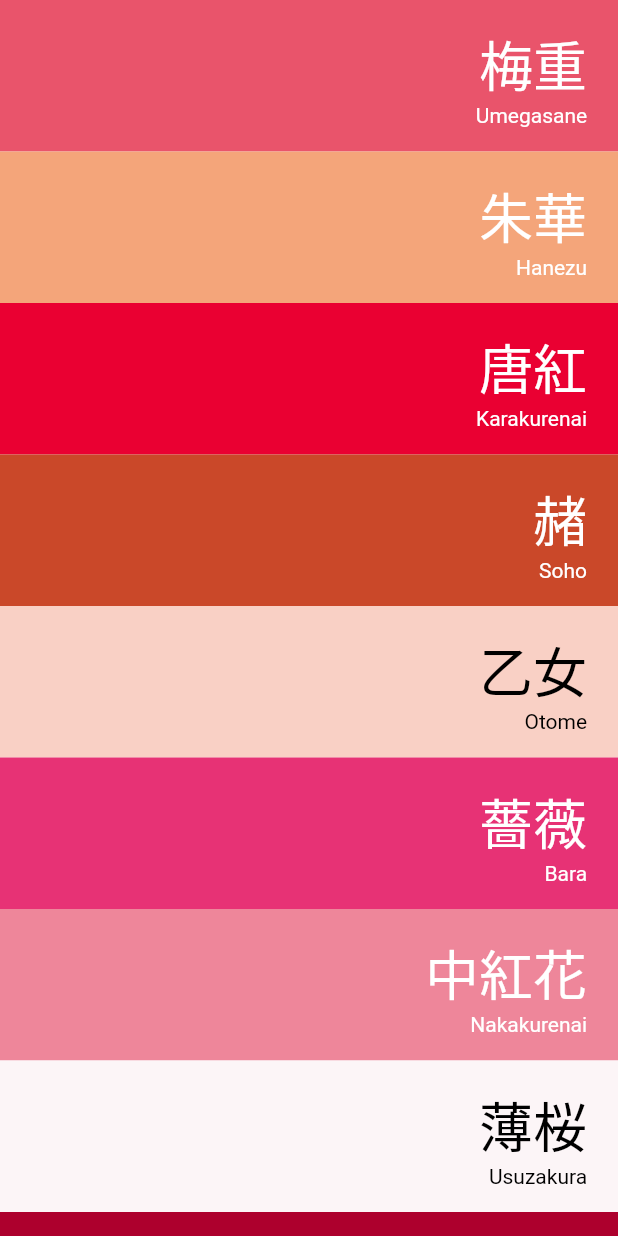
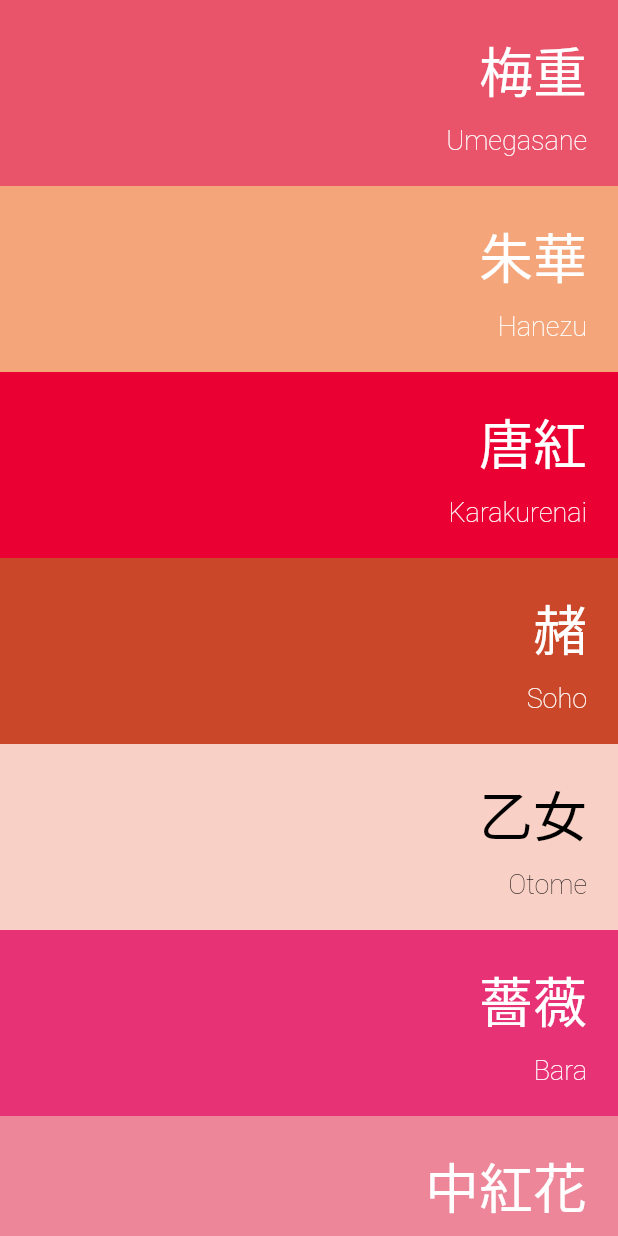
Before and after one commit to El-Chiang/nippon_colors, a Flutter app: the screen it shows after launch, after a tap on "珊瑚", on a phone screen of 412 x 824 dp. Run offline on Flutter 3.47's test engine with Material 2 defaults, Android fonts, the phone set to English and light mode, and no system bars; our stand-ins replace event_bus; missing offline and left inert: flutter_circular_chart; Roboto replaces fonts that are missing (Mincho); statements that could not run were skipped.

Commit message:
微调布局 更新了README

```diff
--- a/lib/pages/home_page.dart
+++ b/lib/pages/home_page.dart
@@ -40,12 +40,14 @@ class _HomePageState extends State<HomePage> {
 
   void initState() {
     super.initState();
+    if (this.mounted) {
       setState(() {
         colors = allColors;
         colorCount = allColors.length;
         colorIndex = Random().nextInt(colorCount - 1); // 随机产生一个颜色编号
         nipponColor = NipponColor.fromMap(colors[colorIndex]); // 实例化NipponColor
       });
+    }
     eventBus.on<UpdateColorEvent>().listen((UpdateColorEvent data) {
       if (this.mounted) {
         setState(() {
@@ -80,6 +82,7 @@ class _HomePageState extends State<HomePage> {
   @override
   Widget build(BuildContext context) {
     final Size screenSize = MediaQuery.of(context).size;
+    final double divideH = screenSize.width * 0.012;
     return GestureDetector(
       onTap: _handleTapScreen,
       child: Scaffold(
@@ -102,15 +105,18 @@ class _HomePageState extends State<HomePage> {
                 mainAxisAlignment: MainAxisAlignment.end,
                 crossAxisAlignment: CrossAxisAlignment.start,
                 children: <Widget>[
-                  RGBCircularChart(nipponColor),
-                  CMYKCircularChart(nipponColor),
+                  RGBCircularChart(nipponColor), // RGB环状图
+                  SizedBox(height: divideH),
+                  CMYKCircularChart(nipponColor), // CMYK环状图
                   Container(
+                    // Hex值
                     padding: EdgeInsets.symmetric(vertical: 10, horizontal: 10),
                     child: Text(
                       '#${nipponColor.hex}',
                       style: TextStyle(
                         color: createColorStyle(nipponColor.isLight()),
                         fontSize: 16,
+                        fontWeight: FontWeight.w300,
                       ),
                     ),
                   ),
@@ -148,7 +154,7 @@ class _ValueChartState extends State<ValueChart> {
     super.initState();
     eventBus.on<UpdateColorEvent>().listen((UpdateColorEvent data) {
       NipponColor color = data.updatedColor;
-      setState(() => isLight = color.isLight());
+      if (this.mounted) setState(() => isLight = color.isLight());
       List rgb = color.getRGB();
       List cmyk = color.getCMYK();
       double v1, v2;
@@ -193,9 +199,8 @@ class _ValueChartState extends State<ValueChart> {
           ],
         ),
       ];
-      setState(() {
-        _chartKey.currentState.updateData(nextData);
-      });
+      if (this.mounted)
+        setState(() => _chartKey.currentState.updateData(nextData));
     });
   }
 
@@ -231,6 +236,7 @@ class _ValueChartState extends State<ValueChart> {
           labelStyle: TextStyle(
             fontSize: widget.chartSize.width * 0.5,
             color: createColorStyle(isLight), // 动态创建黑白字体颜色
+            fontWeight: FontWeight.w300,
           ),
           key: _chartKey,
           size: widget.chartSize,
@@ -239,10 +245,15 @@ class _ValueChartState extends State<ValueChart> {
           edgeStyle: SegmentEdgeStyle.round,
           percentageValues: true,
         ),
+        SizedBox(width: widget.chartSize.width * 0.1),
         Text(
           // 显示数值
           widget.value.toString(),
-          style: TextStyle(color: createColorStyle(isLight)),
+          style: TextStyle(
+            color: createColorStyle(isLight),
+            fontSize: widget.chartSize.width * 0.3,
+            fontWeight: FontWeight.w300,
+          ),
         ),
       ],
     );
@@ -264,9 +275,10 @@ class _RGBCircularState extends State<RGBCircularChart> {
 
   @override
   Widget build(BuildContext context) {
-    // 设置环形图大小为屏幕宽度的1/5
+    // 设置环形图大小为屏幕宽度的0.12
     final screenWidth = MediaQuery.of(context).size.width;
-    final chartSize = Size(screenWidth / 8, screenWidth / 8);
+    final chartSize = Size(screenWidth * 0.12, screenWidth * 0.12);
+    final double divideH = chartSize.width * 0.1;
 
     rgb = widget.color.getRGB();
     isLight = widget.color.isLight();
@@ -275,7 +287,7 @@ class _RGBCircularState extends State<RGBCircularChart> {
       children: <Widget>[
         // 竖线
         Container(
-          height: chartSize.height * 2.8,
+          height: chartSize.height * 3,
           width: 1.0,
           color: createColorStyle(isLight),
           margin: const EdgeInsets.only(left: 10.0, right: 8.0),
@@ -291,12 +303,14 @@ class _RGBCircularState extends State<RGBCircularChart> {
                 chartSize: chartSize,
                 isLight: isLight,
               ),
+              SizedBox(height: divideH),
               ValueChart(
                 label: 'G',
                 value: rgb[1],
                 chartSize: chartSize,
                 isLight: isLight,
               ),
+              SizedBox(height: divideH),
               ValueChart(
                 label: 'B',
                 value: rgb[2],
@@ -326,9 +340,10 @@ class _CMYKCircularState extends State<CMYKCircularChart> {
 
   @override
   Widget build(BuildContext context) {
-    // 设置环形图大小为屏幕宽度的1/5
+    // 设置环形图大小为屏幕宽度的0.12
     final screenWidth = MediaQuery.of(context).size.width;
-    final chartSize = Size(screenWidth / 8, screenWidth / 8);
+    final chartSize = Size(screenWidth * 0.12, screenWidth * 0.12);
+    final double divideH = chartSize.width * 0.1;
 
     cmyk = widget.color.getCMYK();
     isLight = widget.color.isLight();
@@ -337,7 +352,7 @@ class _CMYKCircularState extends State<CMYKCircularChart> {
       children: <Widget>[
         // 竖线
         Container(
-          height: chartSize.height * 3.5,
+          height: chartSize.height * 4,
           width: 1.0,
           color: createColorStyle(isLight),
           margin: const EdgeInsets.only(left: 10.0, right: 8.0),
@@ -353,18 +368,21 @@ class _CMYKCircularState extends State<CMYKCircularChart> {
                 chartSize: chartSize,
                 isLight: isLight,
               ),
+              SizedBox(height: divideH),
               ValueChart(
                 label: 'M',
                 value: cmyk[1],
                 chartSize: chartSize,
                 isLight: isLight,
               ),
+              SizedBox(height: divideH),
               ValueChart(
                 label: 'Y',
                 value: cmyk[2],
                 chartSize: chartSize,
                 isLight: isLight,
               ),
+              SizedBox(height: divideH),
               ValueChart(
                 label: 'K',
                 value: cmyk[3],
--- a/lib/pages/palette_page.dart
+++ b/lib/pages/palette_page.dart
@@ -30,7 +30,7 @@ class ColorItem extends StatelessWidget {
       onTap: handleTapItem,
       child: Container(
         color: nipponColor.color,
-        padding: EdgeInsets.symmetric(vertical: 16),
+        padding: EdgeInsets.symmetric(vertical: 20),
         child: Row(
           mainAxisAlignment: MainAxisAlignment.end,
           children: <Widget>[
--- a/lib/widgets/color_name.dart
+++ b/lib/widgets/color_name.dart
@@ -28,11 +28,14 @@ class _ColorNameState extends State<ColorNameContainer> {
         Text(
           cname,
           style: textStyle.copyWith(
-            fontSize: 36,
-            fontFamily: 'Mincho',
-          ),
+              fontSize: 36, fontFamily: 'Mincho', fontWeight: FontWeight.w200),
         ),
-        Text(name, style: textStyle.copyWith(fontSize: 14)),
+        SizedBox(height: 10),
+        Text(name,
+            style: textStyle.copyWith(
+              fontSize: 18,
+              fontWeight: FontWeight.w200,
+            )),
       ],
     );
   }
```
Also changed, not shown: 1 other file. Lines whose indentation alone changed are shown as unchanged.
